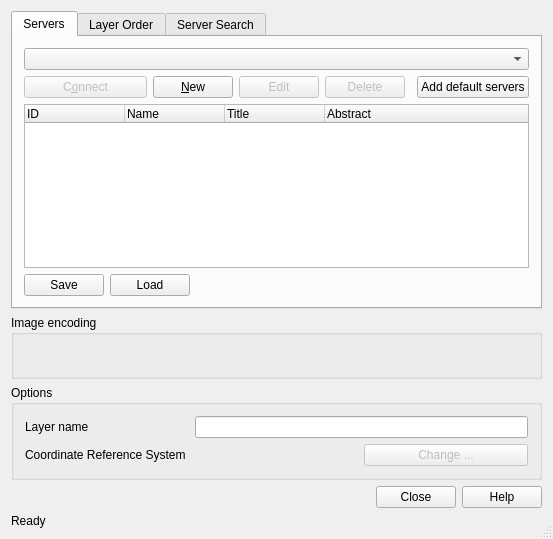
Old version of the form qgis/src/ui/qgswmssourceselectbase.ui in the repository sourcepole/qgis.
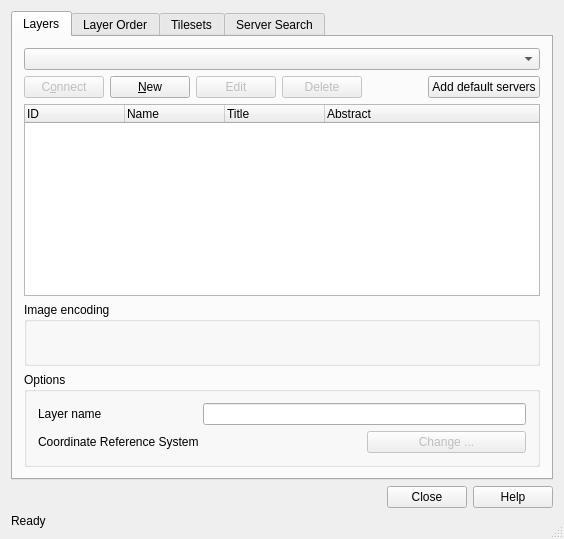
New version of the form. Icons and pictures are not drawn.

What changed in the file:
```diff
--- a/qgis/src/ui/qgswmssourceselectbase.ui
+++ b/qgis/src/ui/qgswmssourceselectbase.ui
@@ -6,7 +6,7 @@
    <rect>
     <x>0</x>
     <y>0</y>
-    <width>439</width>
+    <width>564</width>
     <height>539</height>
    </rect>
   </property>
@@ -25,13 +25,16 @@
   </property>
   <layout class="QGridLayout" name="gridLayout_2">
    <item row="0" column="0">
-    <widget class="QTabWidget" name="tabWidget">
+    <widget class="QTabWidget" name="tabServers">
+     <property name="enabled">
+      <bool>true</bool>
+     </property>
      <property name="currentIndex">
       <number>0</number>
      </property>
      <widget class="QWidget" name="tab">
       <attribute name="title">
-       <string>Servers</string>
+       <string>Layers</string>
       </attribute>
       <layout class="QGridLayout" name="gridLayout">
        <item row="0" column="0" colspan="8">
@@ -136,32 +139,66 @@
          </column>
         </widget>
        </item>
-       <item row="3" column="0">
-        <widget class="QPushButton" name="btnSave">
-         <property name="text">
-          <string>Save</string>
+       <item row="3" column="0" colspan="8">
+        <widget class="QGroupBox" name="btnGrpImageEncoding">
+         <property name="sizePolicy">
+          <sizepolicy hsizetype="Preferred" vsizetype="Preferred">
+           <horstretch>0</horstretch>
+           <verstretch>0</verstretch>
+          </sizepolicy>
          </property>
-        </widget>
-       </item>
-       <item row="3" column="1" colspan="2">
-        <widget class="QPushButton" name="btnLoad">
-         <property name="text">
-          <string>Load</string>
-         </property>
-        </widget>
-       </item>
-       <item row="3" column="3" colspan="5">
-        <spacer name="horizontalSpacer">
-         <property name="orientation">
-          <enum>Qt::Horizontal</enum>
-         </property>
-         <property name="sizeHint" stdset="0">
+         <property name="minimumSize">
           <size>
-           <width>292</width>
-           <height>20</height>
+           <width>16</width>
+           <height>64</height>
           </size>
          </property>
-        </spacer>
+         <property name="title">
+          <string>Image encoding</string>
+         </property>
+        </widget>
+       </item>
+       <item row="4" column="0" colspan="8">
+        <widget class="QGroupBox" name="gbCRS">
+         <property name="title">
+          <string>Options</string>
+         </property>
+         <layout class="QGridLayout">
+          <item row="0" column="0">
+           <widget class="QLabel" name="label">
+            <property name="text">
+             <string>Layer name</string>
+            </property>
+            <property name="buddy">
+             <cstring>leLayerName</cstring>
+            </property>
+           </widget>
+          </item>
+          <item row="0" column="1" colspan="2">
+           <widget class="QLineEdit" name="leLayerName"/>
+          </item>
+          <item row="1" column="0" colspan="2">
+           <widget class="QLabel" name="labelCoordRefSys">
+            <property name="text">
+             <string>Coordinate Reference System</string>
+            </property>
+            <property name="buddy">
+             <cstring>btnChangeSpatialRefSys</cstring>
+            </property>
+           </widget>
+          </item>
+          <item row="1" column="2">
+           <widget class="QPushButton" name="btnChangeSpatialRefSys">
+            <property name="enabled">
+             <bool>false</bool>
+            </property>
+            <property name="text">
+             <string>Change ...</string>
+            </property>
+           </widget>
+          </item>
+         </layout>
+        </widget>
        </item>
       </layout>
      </widget>
@@ -216,7 +253,55 @@
        </item>
       </layout>
      </widget>
-     <widget class="QWidget" name="tab_2">
+     <widget class="QWidget" name="tabTilesets">
+      <attribute name="title">
+       <string>Tilesets</string>
+      </attribute>
+      <layout class="QGridLayout" name="gridLayout_3">
+       <item row="0" column="0">
+        <widget class="QTableWidget" name="lstTilesets">
+         <property name="selectionMode">
+          <enum>QAbstractItemView::SingleSelection</enum>
+         </property>
+         <property name="selectionBehavior">
+          <enum>QAbstractItemView::SelectRows</enum>
+         </property>
+         <property name="cornerButtonEnabled">
+          <bool>false</bool>
+         </property>
+         <attribute name="verticalHeaderVisible">
+          <bool>false</bool>
+         </attribute>
+         <column>
+          <property name="text">
+           <string>Layers</string>
+          </property>
+         </column>
+         <column>
+          <property name="text">
+           <string>Styles</string>
+          </property>
+         </column>
+         <column>
+          <property name="text">
+           <string>Size</string>
+          </property>
+         </column>
+         <column>
+          <property name="text">
+           <string>Format</string>
+          </property>
+         </column>
+         <column>
+          <property name="text">
+           <string>CRS</string>
+          </property>
+         </column>
+        </widget>
+       </item>
+      </layout>
+     </widget>
+     <widget class="QWidget" name="tabServerSearch">
       <attribute name="title">
        <string>Server Search</string>
       </attribute>
@@ -273,67 +358,6 @@
      </widget>
     </widget>
    </item>
-   <item row="1" column="0">
-    <widget class="QGroupBox" name="btnGrpImageEncoding">
-     <property name="sizePolicy">
-      <sizepolicy hsizetype="Preferred" vsizetype="Preferred">
-       <horstretch>0</horstretch>
-       <verstretch>0</verstretch>
-      </sizepolicy>
-     </property>
-     <property name="minimumSize">
-      <size>
-       <width>16</width>
-       <height>64</height>
-      </size>
-     </property>
-     <property name="title">
-      <string>Image encoding</string>
-     </property>
-    </widget>
-   </item>
-   <item row="2" column="0">
-    <widget class="QGroupBox" name="gbCRS">
-     <property name="title">
-      <string>Options</string>
-     </property>
-     <layout class="QGridLayout">
-      <item row="0" column="0">
-       <widget class="QLabel" name="label">
-        <property name="text">
-         <string>Layer name</string>
-        </property>
-        <property name="buddy">
-         <cstring>leLayerName</cstring>
-        </property>
-       </widget>
-      </item>
-      <item row="0" column="1" colspan="2">
-       <widget class="QLineEdit" name="leLayerName"/>
-      </item>
-      <item row="1" column="0" colspan="2">
-       <widget class="QLabel" name="labelCoordRefSys">
-        <property name="text">
-         <string>Coordinate Reference System</string>
-        </property>
-        <property name="buddy">
-         <cstring>btnChangeSpatialRefSys</cstring>
-        </property>
-       </widget>
-      </item>
-      <item row="1" column="2">
-       <widget class="QPushButton" name="btnChangeSpatialRefSys">
-        <property name="enabled">
-         <bool>false</bool>
-        </property>
-        <property name="text">
-         <string>Change ...</string>
-        </property>
-       </widget>
-      </item>
-     </layout>
-    </widget>
-   </item>
    <item row="3" column="0">
     <widget class="QDialogButtonBox" name="buttonBox">
      <property name="standardButtons">
```
Left out of the diff: 15 changed lines with no effect on the pictures.
